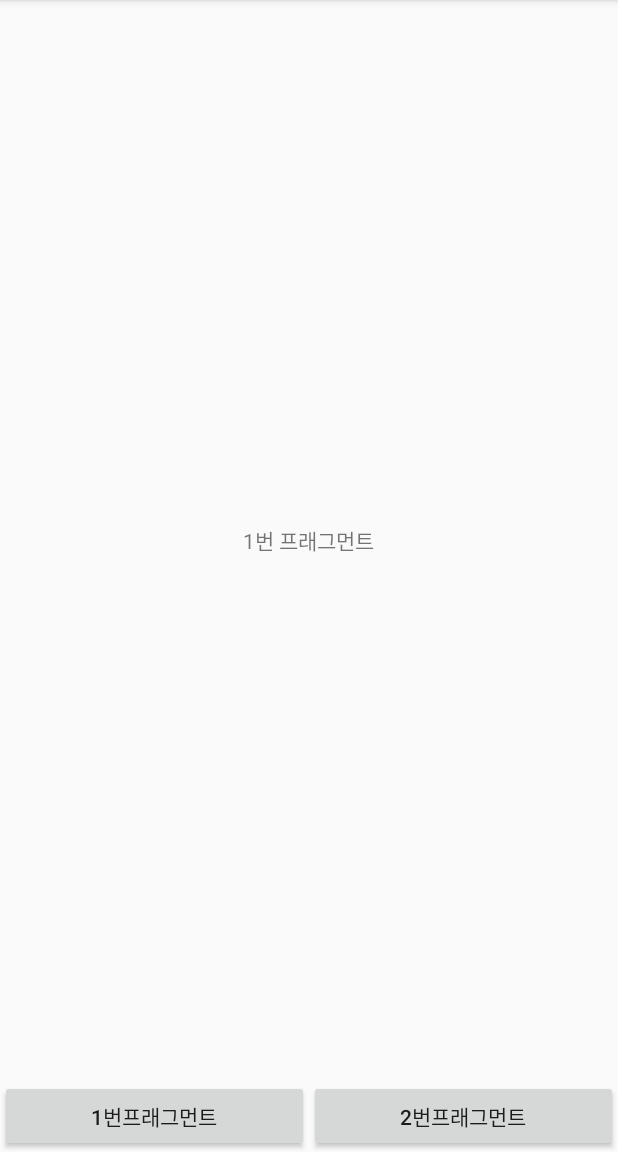
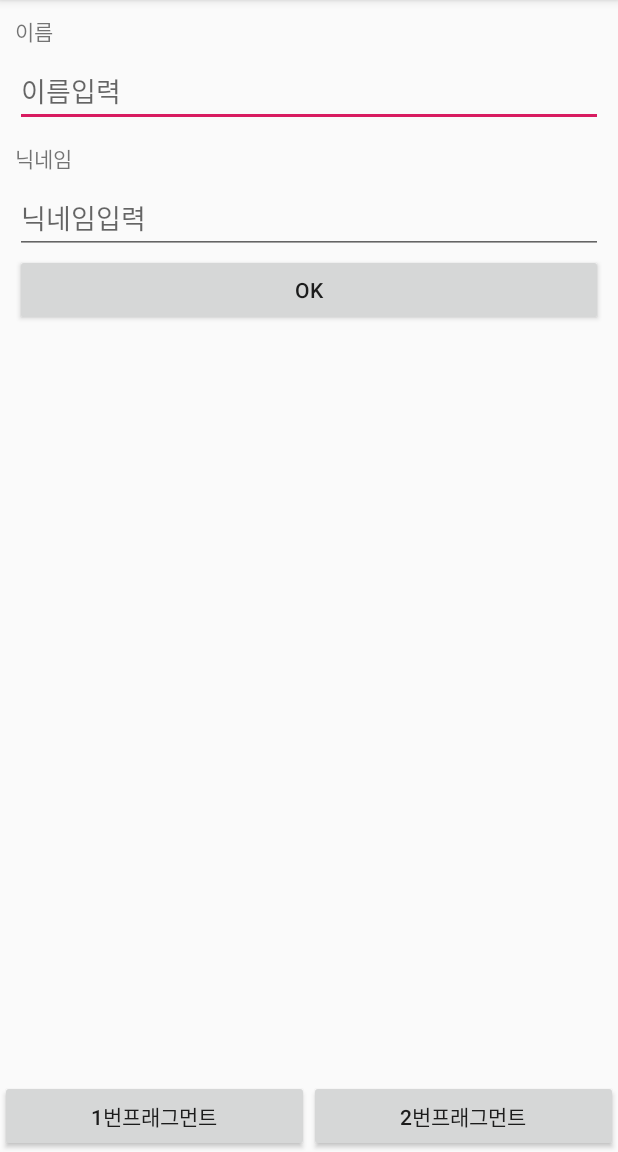
Before and after one commit to gyucode/20191215_03_Fragment, an Android app: the screen it shows after launch (MainActivity), on a phone screen of 412 x 824 dp, the part 84-1236 px from its top. Run offline under Robolectric (Android 15) with nearby library versions, the phone set to English and light mode, and no system bars.

Commit message:
첫번째 프래그먼트 수정  - XML 따로 그려주기  - 이벤트 처리연습

```diff
--- a/app/src/main/java/com/example/a20191215_03_fragment/fragments/FirstFragment.kt
+++ b/app/src/main/java/com/example/a20191215_03_fragment/fragments/FirstFragment.kt
@@ -4,8 +4,10 @@ import android.os.Bundle
 import android.view.LayoutInflater
 import android.view.View
 import android.view.ViewGroup
+import android.widget.Toast
 import androidx.fragment.app.Fragment
 import com.example.a20191215_03_fragment.R
+import kotlinx.android.synthetic.main.fragment_first.*
 
 class FirstFragment : Fragment(){
 
@@ -16,4 +18,12 @@ class FirstFragment : Fragment(){
     ): View? {
         return inflater.inflate(R.layout.fragment_first, container, false)
     }
+
+    override fun onActivityCreated(savedInstanceState: Bundle?) {
+        super.onActivityCreated(savedInstanceState)
+
+        okBtn.setOnClickListener {
+            Toast.makeText(activity, "${nameEdt.text.toString()} / ${nickNameEdt.text.toString()}", Toast.LENGTH_SHORT).show()
+        }
+    }
 }
--- a/app/src/main/res/layout/fragment_first.xml
+++ b/app/src/main/res/layout/fragment_first.xml
@@ -2,12 +2,38 @@
 <LinearLayout xmlns:android="http://schemas.android.com/apk/res/android"
     android:orientation="vertical" android:layout_width="match_parent"
     android:layout_height="match_parent"
-    android:gravity="center">
+    android:padding="10dp">
 
     <TextView
         android:layout_width="wrap_content"
         android:layout_height="wrap_content"
-        android:text="1번 프래그먼트"
+        android:text="이름"
         />
+    <EditText
+        android:id="@+id/nameEdt"
+        android:layout_width="match_parent"
+        android:layout_height="wrap_content"
+        android:layout_marginTop="5dp"
+        android:hint="이름입력"
+        android:singleLine="true"/>
+    <TextView
+        android:layout_marginTop="10dp"
+        android:layout_width="wrap_content"
+        android:layout_height="wrap_content"
+        android:text="닉네임"
+        />
+    <EditText
+        android:id="@+id/nickNameEdt"
+        android:layout_width="match_parent"
+        android:layout_height="wrap_content"
+        android:layout_marginTop="5dp"
+        android:hint="닉네임입력"
+        android:singleLine="true"/>
+
+    <Button
+        android:id="@+id/okBtn"
+        android:layout_width="match_parent"
+        android:layout_height="wrap_content"
+        android:text="OK"/>
 
 </LinearLayout>
```
